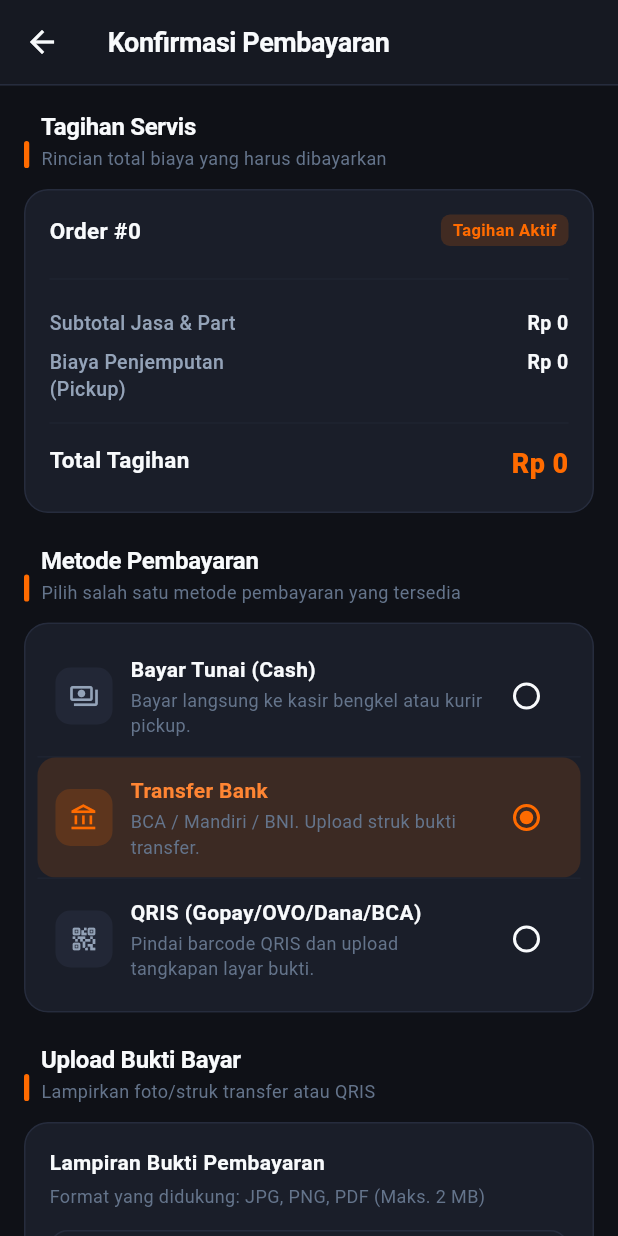
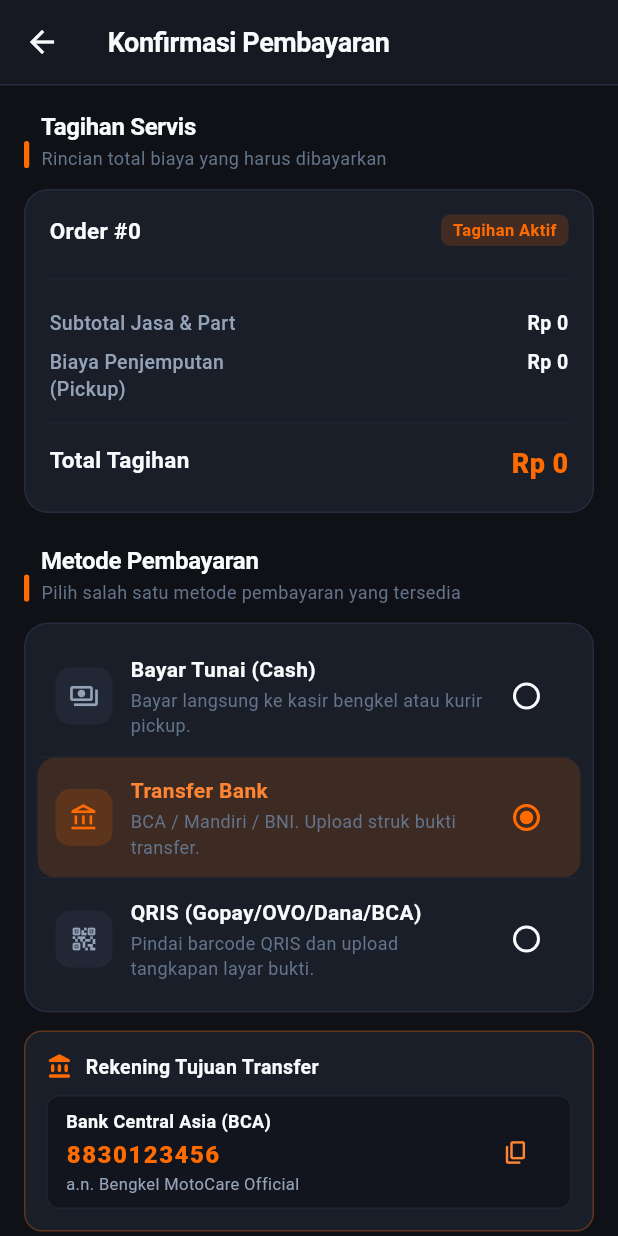
Before and after one commit to Arappp118/MB-engkelQQ-Mobile, a Flutter app: the CustomerPaymentPage screen opened directly with empty values, after a tap on "Transfer Bank", on a phone screen of 412 x 824 dp. Run offline on Flutter 3.47's test engine with Material 3 defaults, Android fonts, the phone set to English and light mode, and no system bars; our stand-ins replace file_picker, flutter_map, flutter_secure_storage, geocoding, geolocator, go_router and 1 more; accounts and stored records are empty.

Commit message:
feat(payment): add bank & QRIS payment instructions and expand android queries

```diff
--- a/lib/features/customer/payments/customer_payment_page.dart
+++ b/lib/features/customer/payments/customer_payment_page.dart
@@ -2,6 +2,7 @@ import 'dart:io';
 
 import 'package:file_picker/file_picker.dart';
 import 'package:flutter/material.dart';
+import 'package:flutter/services.dart';
 import 'package:provider/provider.dart';
 
 import '../../../core/theme/app_colors.dart';
@@ -182,8 +183,9 @@ class _CustomerPaymentPageState extends State<CustomerPaymentPage> {
             subtitle: 'Pilih salah satu metode pembayaran yang tersedia',
           ),
           _buildPaymentMethod(isProofRequired),
-          const SizedBox(height: 20),
           if (isProofRequired) ...[
+            _buildPaymentInstructions(),
+            const SizedBox(height: 20),
             const SectionHeader(
               title: 'Upload Bukti Bayar',
               subtitle: 'Lampirkan foto/struk transfer atau QRIS',
@@ -377,6 +379,164 @@ class _CustomerPaymentPageState extends State<CustomerPaymentPage> {
     );
   }
 
+  Widget _buildPaymentInstructions() {
+    if (_selectedMethod == 'transfer') {
+      return Container(
+        margin: const EdgeInsets.only(top: 12),
+        padding: const EdgeInsets.all(14),
+        decoration: BoxDecoration(
+          color: AppColors.surfaceCard,
+          borderRadius: BorderRadius.circular(12),
+          border: Border.all(color: AppColors.primary.withValues(alpha: 0.3)),
+        ),
+        child: Column(
+          crossAxisAlignment: CrossAxisAlignment.start,
+          children: [
+            const Row(
+              children: [
+                Icon(
+                  Icons.account_balance_rounded,
+                  size: 18,
+                  color: AppColors.primary,
+                ),
+                SizedBox(width: 8),
+                Text(
+                  'Rekening Tujuan Transfer',
+                  style: TextStyle(
+                    fontSize: 13,
+                    fontWeight: FontWeight.w700,
+                    color: AppColors.textPrimary,
+                  ),
+                ),
+              ],
+            ),
+            const SizedBox(height: 10),
+            Container(
+              padding: const EdgeInsets.symmetric(horizontal: 12, vertical: 8),
+              decoration: BoxDecoration(
+                color: AppColors.inputBackground,
+                borderRadius: BorderRadius.circular(8),
+                border: Border.all(color: AppColors.borderSubtle),
+              ),
+              child: Row(
+                children: [
+                  const Expanded(
+                    child: Column(
+                      crossAxisAlignment: CrossAxisAlignment.start,
+                      children: [
+                        Text(
+                          'Bank Central Asia (BCA)',
+                          style: TextStyle(
+                            fontSize: 12,
+                            fontWeight: FontWeight.bold,
+                            color: AppColors.textPrimary,
+                          ),
+                        ),
+                        SizedBox(height: 2),
+                        Text(
+                          '8830123456',
+                          style: TextStyle(
+                            fontSize: 16,
+                            fontWeight: FontWeight.w800,
+                            color: AppColors.primary,
+                            letterSpacing: 1,
+                          ),
+                        ),
+                        SizedBox(height: 2),
+                        Text(
+                          'a.n. Bengkel MotoCare Official',
+                          style: TextStyle(
+                            fontSize: 11,
+                            color: AppColors.textSecondary,
+                          ),
+                        ),
+                      ],
+                    ),
+                  ),
+                  IconButton(
+                    icon: const Icon(
+                      Icons.copy_rounded,
+                      size: 18,
+                      color: AppColors.primaryLight,
+                    ),
+                    tooltip: 'Salin No. Rekening',
+                    onPressed: () {
+                      Clipboard.setData(const ClipboardData(text: '8830123456'));
+                      ScaffoldMessenger.of(context).showSnackBar(
+                        const SnackBar(
+                          content: Text(
+                            'Nomor rekening BCA (8830123456) disalin!',
+                          ),
+                          backgroundColor: AppColors.surfaceCardElevated,
+                          duration: Duration(seconds: 2),
+                        ),
+                      );
+                    },
+                  ),
+                ],
+              ),
+            ),
+          ],
+        ),
+      );
+    }
+
+    if (_selectedMethod == 'qris') {
+      return Container(
+        margin: const EdgeInsets.only(top: 12),
+        padding: const EdgeInsets.all(14),
+        decoration: BoxDecoration(
+          color: AppColors.surfaceCard,
+          borderRadius: BorderRadius.circular(12),
+          border: Border.all(color: AppColors.secondary.withValues(alpha: 0.3)),
+        ),
+        child: const Column(
+          crossAxisAlignment: CrossAxisAlignment.start,
+          children: [
+            Row(
+              children: [
+                Icon(
+                  Icons.qr_code_2_rounded,
+                  size: 20,
+                  color: AppColors.secondary,
+                ),
+                SizedBox(width: 8),
+                Text(
+                  'Pembayaran via QRIS Resmi',
+                  style: TextStyle(
+                    fontSize: 13,
+                    fontWeight: FontWeight.w700,
+                    color: AppColors.textPrimary,
+                  ),
+                ),
+              ],
+            ),
+            SizedBox(height: 8),
+            Text(
+              'Merchant: MotoCare Official',
+              style: TextStyle(
+                fontSize: 12,
+                fontWeight: FontWeight.w600,
+                color: AppColors.textPrimary,
+              ),
+            ),
+            SizedBox(height: 4),
+            Text(
+              'Buka aplikasi BCA / GoPay / OVO / Dana / LinkAja, scan barcode QRIS di bengkel atau hubungi kasir, lalu unggah bukti transfer/screenshot di bawah.',
+              style: TextStyle(
+                fontSize: 11,
+                color: AppColors.textSecondary,
+                height: 1.35,
+              ),
+            ),
+          ],
+        ),
+      );
+    }
+
+    return const SizedBox.shrink();
+  }
+
   Widget _buildProofSection() {
     return PremiumCard(
       padding: const EdgeInsets.all(16),
```
Also changed, not shown: 1 other file.
